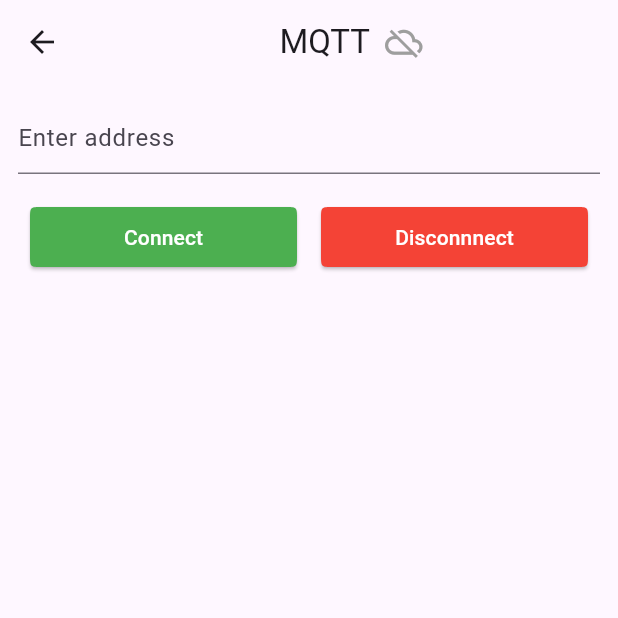
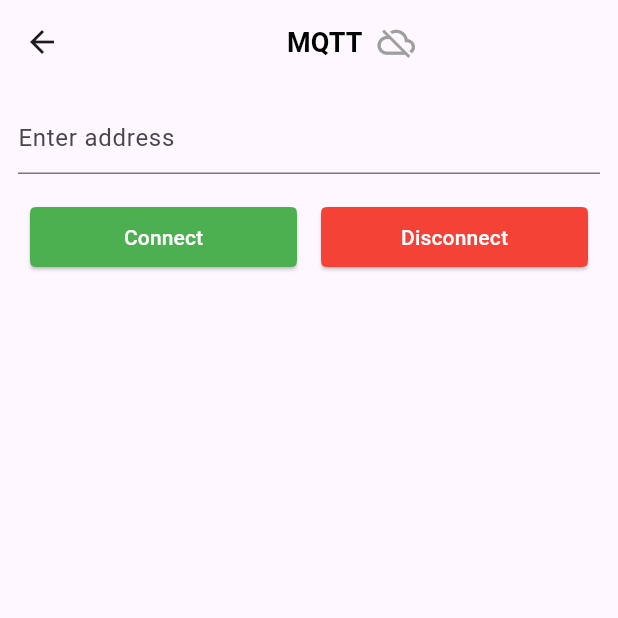
Before and after one commit to SahadMPP/mqtt_application, a Flutter app: the SettingPage screen opened directly, after a tap on "Connect", on a phone screen of 412 x 824 dp, the top half of it. Run offline on Flutter 3.47's test engine with Material 3 defaults, Android fonts, the phone set to English and light mode, and no system bars; our stand-ins replace bloc, flutter_bloc, freezed_annotation; missing offline and left inert: mqtt_client.

Commit message:
done with connection ui

```diff
--- /dev/null
+++ b/lib/application/core/models/MQTTAppState.dart
@@ -0,0 +1,24 @@
+
+enum MQTTAppConnectionState { connected, disconnected, connecting, connectedSubscribed, connectedUnSubscribed }
+class MQTTAppState{
+  MQTTAppConnectionState _appConnectionState = MQTTAppConnectionState.disconnected;
+  String _receivedText = '';
+  String _historyText = '';
+
+  void setReceivedText(String text) {
+    _receivedText = text;
+    _historyText = '$_historyText\n$_receivedText';
+  }
+  void setAppConnectionState(MQTTAppConnectionState state) {
+    _appConnectionState = state;
+  }
+
+  void clearText() {
+    _historyText = "";
+    _receivedText = "";
+  }
+  String get getReceivedText => _receivedText;
+  String get getHistoryText => _historyText;
+  MQTTAppConnectionState get getAppConnectionState => _appConnectionState;
+
+}
--- a/lib/application/features/settings/bloc/settings_event.dart
+++ b/lib/application/features/settings/bloc/settings_event.dart
@@ -2,9 +2,15 @@ part of 'settings_bloc.dart';
 
 @freezed
 class SettingsEvent with _$SettingsEvent {
-const factory SettingsEvent.createConnection() = _createConnection;
+const factory SettingsEvent.createConnection({
+  required BuildContext context,
+  required String url,
+}) = _createConnection;
 
-const factory SettingsEvent.discontion() = _discontion;
+const factory SettingsEvent.discontion({
+    required BuildContext context,
+  required String url,
+}) = _discontion;
 
 
 }
--- a/lib/application/features/settings/ui/setting_ui.dart
+++ b/lib/application/features/settings/ui/setting_ui.dart
@@ -1,21 +1,46 @@
+import 'package:application_mqtt/application/features/settings/bloc/settings_bloc.dart';
 import 'package:flutter/material.dart';
+import 'package:flutter_bloc/flutter_bloc.dart';
+import 'package:mqtt_client/mqtt_client.dart';
+import 'package:mqtt_client/mqtt_server_client.dart';
 
-class SettingPage extends StatelessWidget {
+class SettingPage extends StatefulWidget {
   const SettingPage({super.key});
+
+  @override
+  State<SettingPage> createState() => _SettingPageState();
+}
+
+class _SettingPageState extends State<SettingPage> {
+  TextEditingController controller = TextEditingController();
+  MqttServerClient? _client;
+  MQTTAppState currentState = MQTTAppState();
+  bool isconnected = false;
 
   @override
   Widget build(BuildContext context) {
     return Scaffold(
       appBar: AppBar(
-        title: const Row(
+        title: Row(
           mainAxisAlignment: MainAxisAlignment.center,
           children: [
-            Text("MQTT"),
-            SizedBox(width: 10),
-            Icon(
-              Icons.cloud_off,
-              color: Colors.grey,
-              size: 25,
+            const Text(
+              "MQTT",
+              style: TextStyle(
+                color: Colors.black,
+                fontSize: 18,
+                fontWeight: FontWeight.bold,
+              ),
+            ),
+            const SizedBox(width: 10),
+            BlocBuilder<SettingsBloc, SettingsState>(
+              builder: (context, state) {
+                return Icon(
+                  isconnected ? Icons.cloud_done_outlined : Icons.cloud_off,
+                  color: isconnected ? Colors.green : Colors.grey,
+                  size: 25,
+                );
+              },
             )
           ],
         ),
@@ -24,8 +49,9 @@ class SettingPage extends StatelessWidget {
         padding: const EdgeInsets.all(12.0),
         child: Column(
           children: [
-            const TextField(
-              decoration: InputDecoration(hintText: 'Enter address'),
+            TextField(
+              controller: controller,
+              decoration: const InputDecoration(hintText: 'Enter address'),
             ),
             const SizedBox(height: 10),
             Row(
@@ -34,15 +60,60 @@ class SettingPage extends StatelessWidget {
                   child: Padding(
                     padding: const EdgeInsets.all(8.0),
                     child: ElevatedButton(
-                      onPressed: () {},
+                      onPressed: () async {
+                        _client =
+                            MqttServerClient(controller.text, "_identifier");
+
+                        // Initialize client parameters
+                        _client!.port = 1883;
+                        _client!.keepAlivePeriod = 20;
+                        _client!.onDisconnected = onDisconnected;
+                        _client!.secure = false;
+                        _client!.logging(on: true);
+
+                        final MqttConnectMessage connMess = MqttConnectMessage()
+                            .withClientIdentifier("_identifier")
+                            .withWillTopic(
+                                'willtopic') // If you set this you must set a will message
+                            .withWillMessage('My Will message')
+                            .startClean() // Non persistent session for testing
+                            .withWillQos(MqttQos.atLeastOnce);
+                        _client!.connectionMessage = connMess;
+
+                        try {
+                          print(
+                              'EXAMPLE::Mosquitto start client connecting....');
+                          currentState.setAppConnectionState(
+                              MQTTAppConnectionState.connecting);
+
+                          await _client!.connect().then(
+                            (status) {
+                              print(status!.state);
+                              if (status.state.toString() ==
+                                    'MqttConnectionState.connected') {
+                                setState(() {
+                                  isconnected = true;
+                                });
+                              }
+                            },
+                          );
+                        } on Exception catch (e) {
+                          print('EXAMPLE::client exception -> $e');
+                        }
+                      },
                       style: ButtonStyle(
-                        backgroundColor: WidgetStatePropertyAll(Colors.green[500]!),
-                          shape: WidgetStatePropertyAll(ContinuousRectangleBorder(
-
-                              borderRadius: BorderRadius.circular(8)))),
-                      child: const Text('Connect',style: TextStyle(
-                      color: Colors.white
-                      ),),
+                        backgroundColor:
+                            WidgetStateProperty.all(Colors.green[500]),
+                        shape: WidgetStateProperty.all(
+                          ContinuousRectangleBorder(
+                            borderRadius: BorderRadius.circular(8),
+                          ),
+                        ),
+                      ),
+                      child: const Text(
+                        'Connect',
+                        style: TextStyle(color: Colors.white),
+                      ),
                     ),
                   ),
                 ),
@@ -50,14 +121,28 @@ class SettingPage extends StatelessWidget {
                   child: Padding(
                     padding: const EdgeInsets.all(8.0),
                     child: ElevatedButton(
-                      onPressed: () {},
+                      onPressed: () {
+                        // context.read<SettingsBloc>().add(
+                        //     SettingsEvent.discontion(
+                        //         context: context, url: controller.text));
+                        _client!.disconnect();
+                        setState(() {
+                          isconnected = false;
+                        });
+                      },
                       style: ButtonStyle(
-                        backgroundColor: WidgetStatePropertyAll(Colors.red[500]!),
-                          shape: WidgetStatePropertyAll(ContinuousRectangleBorder(
-                              borderRadius: BorderRadius.circular(8)))),
-                      child: const Text('Disconnnect',style: TextStyle(
-                        color: Colors.white
-                      ),),
+                        backgroundColor:
+                            WidgetStateProperty.all(Colors.red[500]),
+                        shape: WidgetStateProperty.all(
+                          ContinuousRectangleBorder(
+                            borderRadius: BorderRadius.circular(8),
+                          ),
+                        ),
+                      ),
+                      child: const Text(
+                        'Disconnect',
+                        style: TextStyle(color: Colors.white),
+                      ),
                     ),
                   ),
                 ),
@@ -68,4 +153,41 @@ class SettingPage extends StatelessWidget {
       ),
     );
   }
+
+  void onDisconnected() {
+    print("disconnected");
+  }
 }
+
+enum MQTTAppConnectionState {
+  connected,
+  disconnected,
+  connecting,
+  connectedSubscribed,
+  connectedUnSubscribed
+}
+
+class MQTTAppState {
+  MQTTAppConnectionState _appConnectionState =
+      MQTTAppConnectionState.disconnected;
+  String _receivedText = '';
+  String _historyText = '';
+
+  void setReceivedText(String text) {
+    _receivedText = text;
+    _historyText = _historyText + '\n' + _receivedText;
+  }
+
+  void setAppConnectionState(MQTTAppConnectionState state) {
+    _appConnectionState = state;
+  }
+
+  void clearText() {
+    _historyText = "";
+    _receivedText = "";
+  }
+
+  String get getReceivedText => _receivedText;
+  String get getHistoryText => _historyText;
+  MQTTAppConnectionState get getAppConnectionState => _appConnectionState;
+}
--- a/pubspec.yaml
+++ b/pubspec.yaml
@@ -41,6 +41,8 @@ dev_dependencies:
   flutter_lints: ^3.0.0
   flutter_test:
     sdk: flutter
+  get_it: ^7.7.0
+  provider: ^6.1.2
 
 # For information on the generic Dart part of this file, see the
 # following page: https://dart.dev/tools/pub/pubspec
```
Also changed, not shown: lib/application/core/managers/mqtt_manager.dart (added, +135 -0 lines), lib/application/features/home/ui/home_ui.dart (+24 -13 lines), lib/application/features/settings/bloc/settings_bloc.dart (+11 -2 lines), lib/application/features/settings/bloc/settings_bloc.freezed.dart, pubspec.lock.
